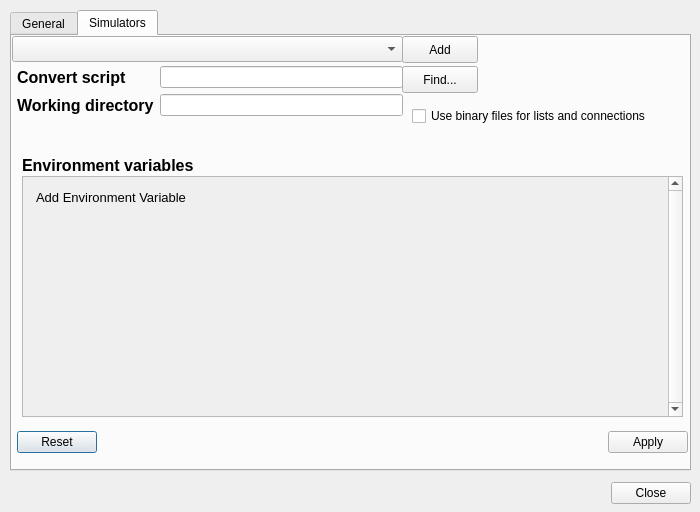
First picture: the form in editsimulators.ui, repository SpineML/SpineCreator, before the edit.
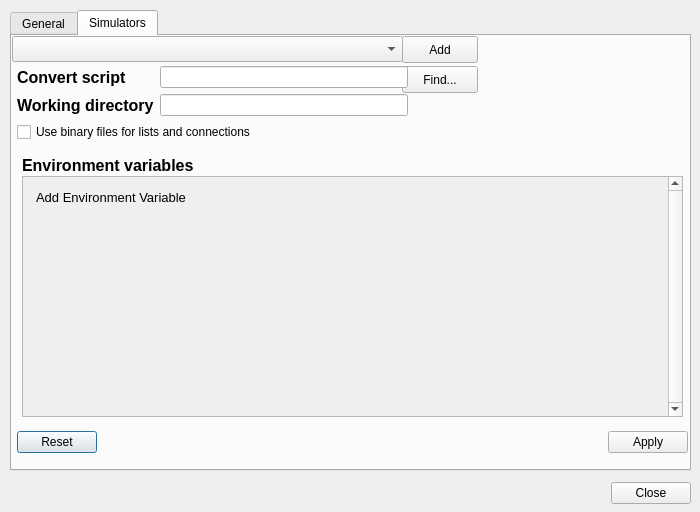
Second picture: the form after the edit. Icons and pictures are not drawn.

Commit message: Changes to the edit simulators dialog to make it prettier

What changed in the file:
```diff
--- a/editsimulators.ui
+++ b/editsimulators.ui
@@ -283,8 +283,8 @@
       <rect>
        <x>5</x>
        <y>30</y>
-       <width>386</width>
-       <height>61</height>
+       <width>391</width>
+       <height>77</height>
       </rect>
      </property>
      <layout class="QFormLayout" name="formLayout">
@@ -336,20 +336,14 @@
         </property>
        </widget>
       </item>
-     </layout>
-    </widget>
+      <item row="2" column="0" colspan="2">
     <widget class="QCheckBox" name="useBinary">
-     <property name="geometry">
-      <rect>
-       <x>400</x>
-       <y>70</y>
-       <width>271</width>
-       <height>20</height>
-      </rect>
-     </property>
      <property name="text">
       <string>Use binary files for lists and connections</string>
      </property>
+       </widget>
+      </item>
+     </layout>
     </widget>
     <widget class="QLabel" name="label">
      <property name="geometry">
```
Left out of the diff: 4 changed lines with no effect on the pictures. Lines whose indentation alone changed are shown as unchanged.
